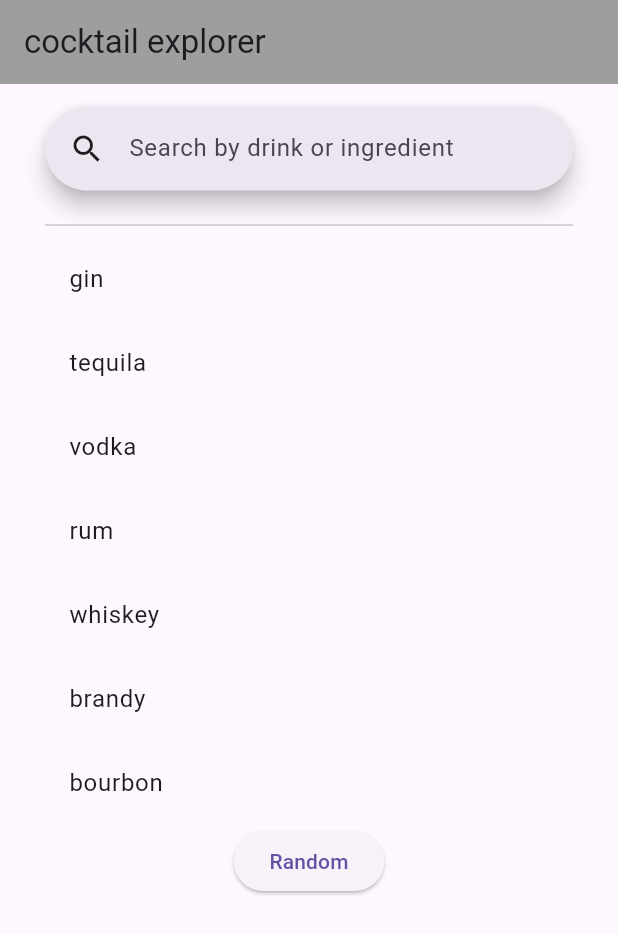
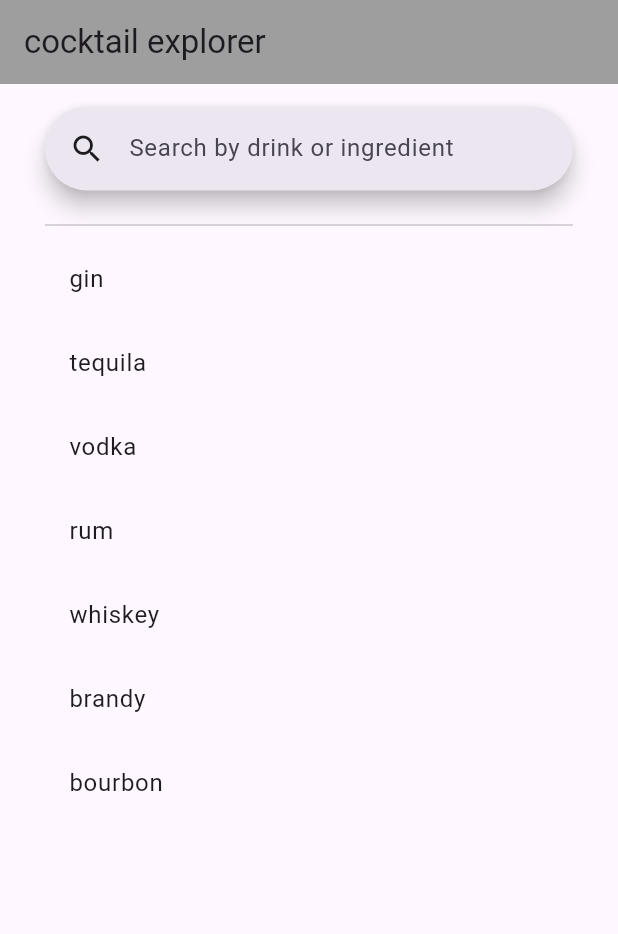
Before and after one commit to smefft/drinks_app, a Flutter app: the screen it shows after launch, on a phone screen of 412 x 824 dp. Shown: the top 934 px of the screen. Run offline on Flutter 3.47's test engine with Material 3 defaults, Android fonts, the light colour scheme and no system bars.

Commit message:
Remove random button

```diff
--- a/lib/main.dart
+++ b/lib/main.dart
@@ -67,7 +67,6 @@ class _CocktailAppState extends State<CocktailApp> {
                   )
                   .toList(),
             ),
-            ElevatedButton(onPressed: () {}, child: Text("Random")),
           ],
         ),
       ),
```
